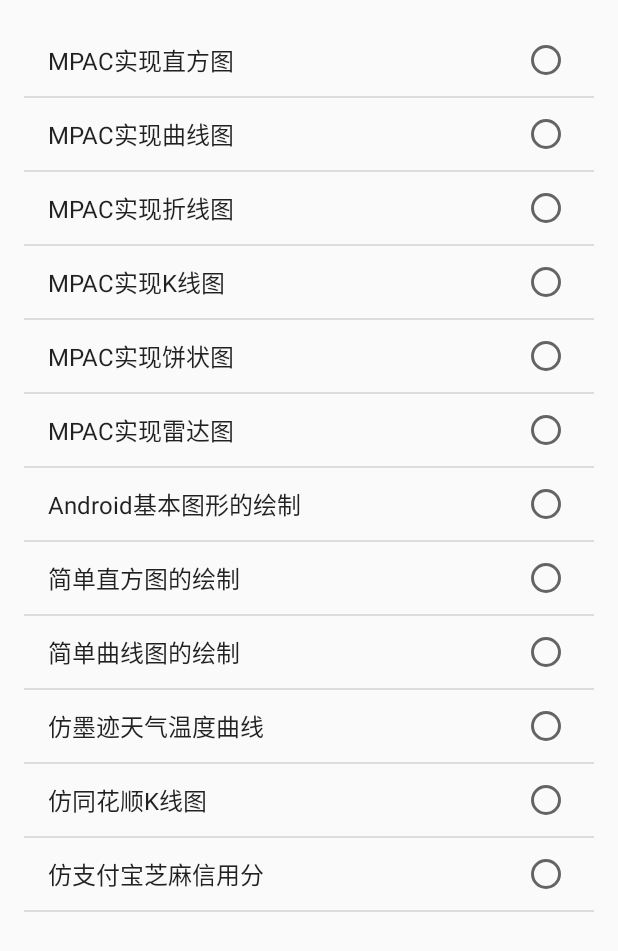
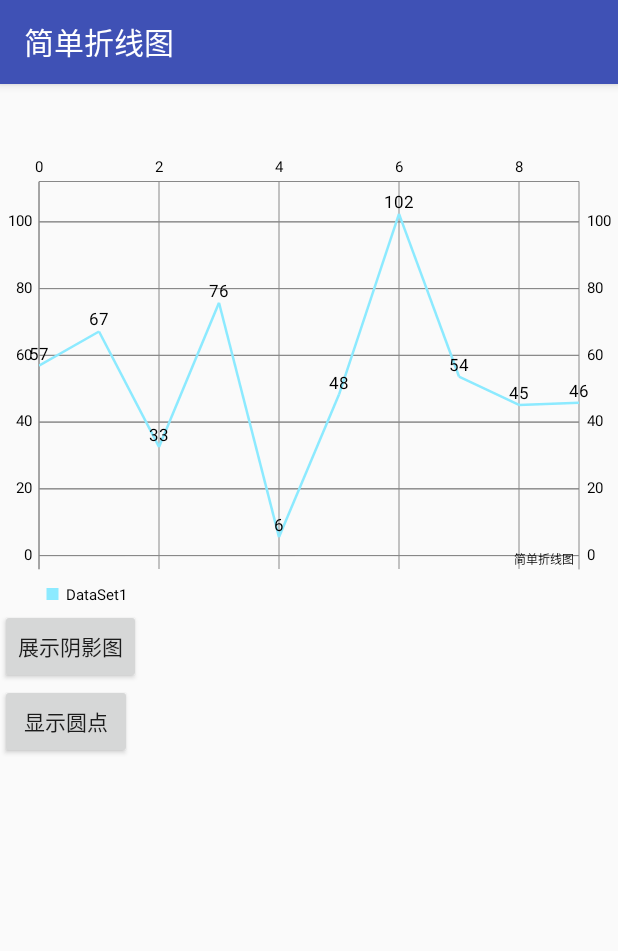
Before and after one commit to lvwe/AndroidCharts, an Android app: the screen it shows after launch (MainActivity before the commit, LineChartActivity after it), after a tap on "MPAC实现折线图", on a phone screen of 412 x 824 dp. Shown: the top 951 px of the screen. Run offline under Robolectric (Android 15) with nearby library versions, the phone set to English and light mode, and no system bars.

Commit message:
MPAC实现折线图

```diff
--- a/app/src/main/java/com/example/administrator/androidcharts/BarChartActivity.java
+++ b/app/src/main/java/com/example/administrator/androidcharts/activity/BarChartActivity.java
@@ -1,10 +1,13 @@
-package com.example.administrator.androidcharts;
+package com.example.administrator.androidcharts.activity;
 
 import android.app.ActionBar;
 import android.support.annotation.Nullable;
 import android.os.Bundle;
 import android.view.View;
 
+import com.example.administrator.androidcharts.DayAxisValueFormatter;
+import com.example.administrator.androidcharts.MyAxisValueFormatter;
+import com.example.administrator.androidcharts.R;
 import com.github.mikephil.charting.charts.BarChart;
 import com.github.mikephil.charting.components.Legend;
 import com.github.mikephil.charting.components.XAxis;
--- a/app/src/main/java/com/example/administrator/androidcharts/BaseActivity.java
+++ b/app/src/main/java/com/example/administrator/androidcharts/activity/BaseActivity.java
@@ -1,4 +1,4 @@
-package com.example.administrator.androidcharts;
+package com.example.administrator.androidcharts.activity;
 
 import android.content.Intent;
 import android.os.Bundle;
--- a/app/src/main/java/com/example/administrator/androidcharts/CurveChartActivity.java
+++ b/app/src/main/java/com/example/administrator/androidcharts/activity/CurveChartActivity.java
@@ -1,10 +1,9 @@
-package com.example.administrator.androidcharts;
+package com.example.administrator.androidcharts.activity;
 
 import android.graphics.Color;
-import android.support.v7.app.AppCompatActivity;
-import android.os.Bundle;
 import android.view.View;
 
+import com.example.administrator.androidcharts.R;
 import com.github.mikephil.charting.charts.LineChart;
 import com.github.mikephil.charting.components.Description;
 import com.github.mikephil.charting.components.XAxis;
--- /dev/null
+++ b/app/src/main/java/com/example/administrator/androidcharts/activity/LineChartActivity.java
@@ -0,0 +1,127 @@
+package com.example.administrator.androidcharts.activity;
+
+import android.graphics.Color;
+import android.os.Bundle;
+import android.view.View;
+import android.widget.Button;
+
+import com.example.administrator.androidcharts.R;
+import com.github.mikephil.charting.charts.LineChart;
+import com.github.mikephil.charting.components.Description;
+import com.github.mikephil.charting.data.Entry;
+import com.github.mikephil.charting.data.LineData;
+import com.github.mikephil.charting.data.LineDataSet;
+
+import java.util.ArrayList;
+import java.util.List;
+
+import static com.example.administrator.androidcharts.R.id.btn_lineChart_cirlce;
+
+public class LineChartActivity extends BaseActivity {
+
+    private LineChart mLineChart;
+    private Button mBtnShadow, mBtnCircle;
+
+    @Override
+    protected int getLayoutId() {
+        setTitle(R.string.title_line_chart);
+        return R.layout.activity_line_chart;
+    }
+
+    @Override
+    public void onContentChanged() {
+          mLineChart = (LineChart) findViewById(R.id.simple_line_chart);
+          mBtnShadow = (Button) findViewById(R.id.btn_lineChart_shadow);
+        mBtnCircle = (Button) findViewById(btn_lineChart_cirlce);
+        setOnViewClickListener(mBtnShadow,mBtnCircle);
+
+    }
+
+    @Override
+    protected void initParams() {
+
+        initLineChart();
+        setData(10,100);
+        mLineChart.invalidate();
+    }
+
+    /**
+     * 设置值
+     * @param count 拐点个数
+     * @param range Y轴上值区间
+     */
+    private void setData(int count, int range) {
+
+        //1.组装假数据
+        List<Entry> lineValues = new ArrayList<>();
+        for (int i=0;i<count;i++){
+            float val = (float) (Math.random()*range + 5);
+            Entry entry = new Entry(i,val,null);
+            lineValues.add(entry);
+        }
+
+        //2.把假数据设进去
+        LineDataSet lineDataSet;
+        LineData lineData = mLineChart.getData();
+        if (lineData != null && lineData.getDataSetCount() > 0){
+            //有数据集合，则直接往里面set数据
+            lineDataSet = (LineDataSet) lineData.getDataSetByIndex(0);
+            lineDataSet.setValues(lineValues);
+            lineData.notifyDataChanged();
+            mLineChart.notifyDataSetChanged();
+        }else{
+            //没有数据集合，自己创建对象，再设值
+            lineDataSet = new LineDataSet(lineValues,"DataSet1");
+            lineDataSet.setDrawFilled(false);//不画阴影
+            lineDataSet.setCircleColor(android.R.color.holo_red_light);//设置圆点颜色
+            lineDataSet.setCircleRadius(5);
+            lineDataSet.setCubicIntensity(1.0f);//设置曲线的亮度，最大为1，最小为0.05，默认为0.2f
+            lineDataSet.setDrawCircles(false);
+            lineDataSet.setDrawValues(true);
+
+            lineData = new LineData(lineDataSet);
+            mLineChart.setData(lineData);
+            mLineChart.notifyDataSetChanged();
+        }
+    }
+
+    private void initLineChart() {
+
+        /**1.为图表添加描述**/
+        Description description = new Description();
+        description.setText("简单折线图");//默认在图表右下角
+        mLineChart.setDescription(description);
+    }
+
+    @Override
+    public void onClick(View v) {
+        LineDataSet lineDataSet = (LineDataSet) mLineChart.getData().getDataSetByLabel("DataSet1",false);
+        switch (v.getId()){
+            case R.id.btn_lineChart_shadow:
+                if (lineDataSet != null){
+                    boolean fill = lineDataSet.isDrawFilledEnabled();
+                    if (fill){
+                        lineDataSet.setDrawFilled(false);
+                    }else{
+                        lineDataSet.setDrawFilled(true);
+                    }
+
+                    lineDataSet.notifyDataSetChanged();
+                    mLineChart.notifyDataSetChanged();
+                    mLineChart.invalidate();
+                }
+                break;
+
+            case R.id.btn_lineChart_cirlce:
+                if (lineDataSet != null){
+                    lineDataSet.setDrawCircles(lineDataSet.isDrawCirclesEnabled()?false:true);
+                    lineDataSet.setCircleColorHole(Color.RED);
+                    lineDataSet.notifyDataSetChanged();
+                    mLineChart.invalidate();
+                }
+                break;
+            default:break;
+        }
+    }
+
+}
--- a/app/src/main/java/com/example/administrator/androidcharts/MainActivity.java
+++ b/app/src/main/java/com/example/administrator/androidcharts/activity/MainActivity.java
@@ -1,4 +1,4 @@
-package com.example.administrator.androidcharts;
+package com.example.administrator.androidcharts.activity;
 
 import android.app.ListActivity;
 import android.content.Intent;
@@ -8,6 +8,7 @@ import android.widget.AdapterView;
 import android.widget.ArrayAdapter;
 import android.widget.ListView;
 
+import com.example.administrator.androidcharts.R;
 import com.example.administrator.androidcharts.utils.ActivityRouter;
 import com.example.administrator.androidcharts.view.ChartView;
 
@@ -68,6 +69,7 @@ public class MainActivity extends ListActivity {
                         ActivityRouter.goToTarget(MainActivity.this, CurveChartActivity.class);
                         break;
                     case 2:
+                        ActivityRouter.goToTarget(MainActivity.this,LineChartActivity.class);
                         break;
                     case 3:
                         break;
--- a/app/src/main/res/layout/activity_bar_chart.xml
+++ b/app/src/main/res/layout/activity_bar_chart.xml
@@ -6,7 +6,7 @@
     android:layout_width="match_parent"
     android:layout_height="match_parent"
     android:orientation="vertical"
-    tools:context="com.example.administrator.androidcharts.BarChartActivity">
+    tools:context="com.example.administrator.androidcharts.activity.BarChartActivity">
 
     <com.github.mikephil.charting.charts.BarChart
         android:id="@+id/bc_barChart"
--- a/app/src/main/res/layout/activity_curve_chart.xml
+++ b/app/src/main/res/layout/activity_curve_chart.xml
@@ -6,7 +6,7 @@
     android:layout_width="match_parent"
     android:layout_height="match_parent"
     android:orientation="vertical"
-    tools:context="com.example.administrator.androidcharts.CurveChartActivity">
+    tools:context="com.example.administrator.androidcharts.activity.CurveChartActivity">
 
     <com.github.mikephil.charting.charts.LineChart
         android:id="@+id/bc_line_char"
--- /dev/null
+++ b/app/src/main/res/layout/activity_line_chart.xml
@@ -0,0 +1,30 @@
+<?xml version="1.0" encoding="utf-8"?>
+<LinearLayout
+    xmlns:android="http://schemas.android.com/apk/res/android"
+    xmlns:tools="http://schemas.android.com/tools"
+    android:id="@+id/activity_line_chart"
+    android:layout_width="match_parent"
+    android:layout_height="match_parent"
+    android:orientation="vertical"
+    tools:context="com.example.administrator.androidcharts.activity.LineChartActivity">
+
+    <com.github.mikephil.charting.charts.LineChart
+        android:layout_marginTop="50dp"
+        android:id="@+id/simple_line_chart"
+        android:layout_width="match_parent"
+        android:layout_height="300dp"
+        android:layout_above="@+id/seekBar1"></com.github.mikephil.charting.charts.LineChart>
+
+<Button
+    android:id="@+id/btn_lineChart_shadow"
+    android:layout_width="wrap_content"
+    android:layout_height="50dp"
+    android:text="@string/show_shadow"/>
+
+    <Button
+        android:id="@+id/btn_lineChart_cirlce"
+        android:layout_width="wrap_content"
+        android:layout_height="50dp"
+        android:text="@string/show_circle"/>
+
+</LinearLayout>
--- a/app/src/main/res/layout/activity_main.xml
+++ b/app/src/main/res/layout/activity_main.xml
@@ -10,7 +10,7 @@
     android:paddingLeft="@dimen/activity_horizontal_margin"
     android:paddingRight="@dimen/activity_horizontal_margin"
     android:paddingTop="@dimen/activity_vertical_margin"
-    tools:context="com.example.administrator.androidcharts.MainActivity"
+    tools:context="com.example.administrator.androidcharts.activity.MainActivity"
     >
 
     <!--<com.example.administrator.androidcharts.View.ChartView
```
Also changed, not shown: app/src/main/AndroidManifest.xml (+5 -3 lines).
